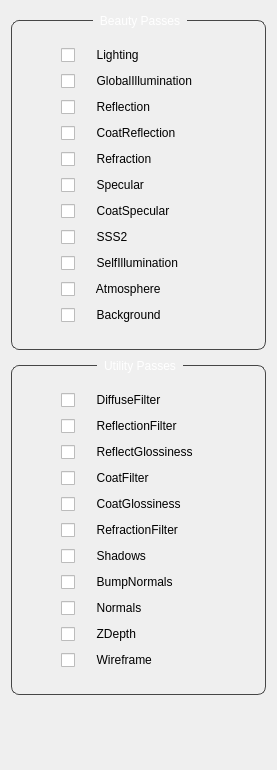
Before: the Qt Designer form YFX_Lookdev_Tool/dev/UI/aov_UI.ui in kaanyilmaz99/YFX_Lookdev_Tool, drawn with Qt 5.
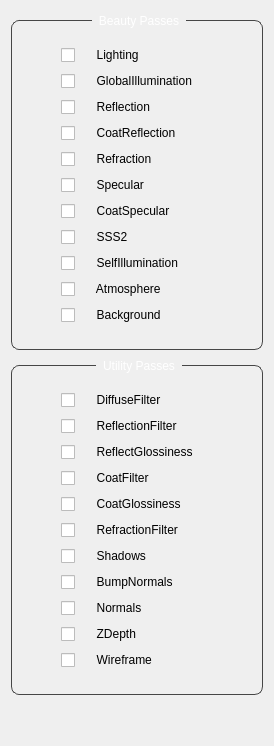
After: the same form once the commit is applied.

The edit to the form file:
```diff
--- a/YFX_Lookdev_Tool/dev/UI/aov_UI.ui
+++ b/YFX_Lookdev_Tool/dev/UI/aov_UI.ui
@@ -6,10 +6,15 @@
    <rect>
     <x>0</x>
     <y>0</y>
-    <width>277</width>
-    <height>770</height>
+    <width>274</width>
+    <height>557</height>
    </rect>
   </property>
+  <property name="font">
+   <font>
+    <pointsize>9</pointsize>
+   </font>
+  </property>
   <property name="windowTitle">
    <string>AOVs</string>
   </property>
@@ -62,6 +67,11 @@
           </property>
           <item>
            <widget class="QCheckBox" name="cBox_Lighting">
+            <property name="font">
+             <font>
+              <pointsize>9</pointsize>
+             </font>
+            </property>
             <property name="styleSheet">
              <string notr="true"/>
             </property>
@@ -72,6 +82,11 @@
           </item>
           <item>
            <widget class="QCheckBox" name="cBox_GlobalIllumination">
+            <property name="font">
+             <font>
+              <pointsize>9</pointsize>
+             </font>
+            </property>
             <property name="text">
              <string>     GlobalIllumination</string>
             </property>
@@ -79,6 +94,11 @@
           </item>
           <item>
            <widget class="QCheckBox" name="cBox_Reflection">
+            <property name="font">
+             <font>
+              <pointsize>9</pointsize>
+             </font>
+            </property>
             <property name="text">
              <string>     Reflection</string>
             </property>
@@ -86,6 +106,11 @@
           </item>
           <item>
            <widget class="QCheckBox" name="cBox_CoatReflection">
+            <property name="font">
+             <font>
+              <pointsize>9</pointsize>
+             </font>
+            </property>
             <property name="text">
              <string>     CoatReflection</string>
             </property>
@@ -93,6 +118,11 @@
           </item>
           <item>
            <widget class="QCheckBox" name="cBox_Refraction">
+            <property name="font">
+             <font>
+              <pointsize>9</pointsize>
+             </font>
+            </property>
             <property name="text">
              <string>     Refraction</string>
             </property>
@@ -100,6 +130,11 @@
           </item>
           <item>
            <widget class="QCheckBox" name="cBox_Specular">
+            <property name="font">
+             <font>
+              <pointsize>9</pointsize>
+             </font>
+            </property>
             <property name="text">
              <string>     Specular</string>
             </property>
@@ -107,6 +142,11 @@
           </item>
           <item>
            <widget class="QCheckBox" name="cBox_CoatSpecular">
+            <property name="font">
+             <font>
+              <pointsize>9</pointsize>
+             </font>
+            </property>
             <property name="text">
              <string>     CoatSpecular</string>
             </property>
@@ -114,6 +154,11 @@
           </item>
           <item>
            <widget class="QCheckBox" name="cBox_SSS2">
+            <property name="font">
+             <font>
+              <pointsize>9</pointsize>
+             </font>
+            </property>
             <property name="text">
              <string>     SSS2</string>
             </property>
@@ -121,6 +166,11 @@
           </item>
           <item>
            <widget class="QCheckBox" name="cBox_SelfIllumination">
+            <property name="font">
+             <font>
+              <pointsize>9</pointsize>
+             </font>
+            </property>
             <property name="text">
              <string>     SelfIllumination</string>
             </property>
@@ -128,6 +178,11 @@
           </item>
           <item>
            <widget class="QCheckBox" name="cBox_Atmosphere">
+            <property name="font">
+             <font>
+              <pointsize>9</pointsize>
+             </font>
+            </property>
             <property name="text">
              <string>     Atmosphere</string>
             </property>
@@ -135,6 +190,11 @@
           </item>
           <item>
            <widget class="QCheckBox" name="cBox_Background">
+            <property name="font">
+             <font>
+              <pointsize>9</pointsize>
+             </font>
+            </property>
             <property name="text">
              <string>     Background</string>
             </property>
@@ -185,6 +245,11 @@
           </property>
           <item>
            <widget class="QCheckBox" name="cBox_DiffuseFilter">
+            <property name="font">
+             <font>
+              <pointsize>9</pointsize>
+             </font>
+            </property>
             <property name="text">
              <string>     DiffuseFilter</string>
             </property>
@@ -192,6 +257,11 @@
           </item>
           <item>
            <widget class="QCheckBox" name="cBox_ReflectionFilter">
+            <property name="font">
+             <font>
+              <pointsize>9</pointsize>
+             </font>
+            </property>
             <property name="text">
              <string>     ReflectionFilter</string>
             </property>
@@ -199,6 +269,11 @@
           </item>
           <item>
            <widget class="QCheckBox" name="cBox_ReflectGlossiness">
+            <property name="font">
+             <font>
+              <pointsize>9</pointsize>
+             </font>
+            </property>
             <property name="text">
              <string>     ReflectGlossiness</string>
             </property>
@@ -206,6 +281,11 @@
           </item>
           <item>
            <widget class="QCheckBox" name="cBox_CoatFilter">
+            <property name="font">
+             <font>
+              <pointsize>9</pointsize>
+             </font>
+            </property>
             <property name="text">
              <string>     CoatFilter</string>
             </property>
@@ -213,6 +293,11 @@
           </item>
           <item>
            <widget class="QCheckBox" name="cBox_CoatGlossiness">
+            <property name="font">
+             <font>
+              <pointsize>9</pointsize>
+             </font>
+            </property>
             <property name="text">
              <string>     CoatGlossiness</string>
             </property>
@@ -220,6 +305,11 @@
           </item>
           <item>
            <widget class="QCheckBox" name="cBox_RefractionFilter">
+            <property name="font">
+             <font>
+              <pointsize>9</pointsize>
+             </font>
+            </property>
             <property name="text">
              <string>     RefractionFilter</string>
             </property>
@@ -227,6 +317,11 @@
           </item>
           <item>
            <widget class="QCheckBox" name="cBox_Shadows">
+            <property name="font">
+             <font>
+              <pointsize>9</pointsize>
+             </font>
+            </property>
             <property name="text">
              <string>     Shadows</string>
             </property>
@@ -234,6 +329,11 @@
           </item>
           <item>
            <widget class="QCheckBox" name="cBox_BumpNormals">
+            <property name="font">
+             <font>
+              <pointsize>9</pointsize>
+             </font>
+            </property>
             <property name="text">
              <string>     BumpNormals</string>
             </property>
@@ -241,6 +341,11 @@
           </item>
           <item>
            <widget class="QCheckBox" name="cBox_Normals">
+            <property name="font">
+             <font>
+              <pointsize>9</pointsize>
+             </font>
+            </property>
             <property name="text">
              <string>     Normals</string>
             </property>
@@ -248,6 +353,11 @@
           </item>
           <item>
            <widget class="QCheckBox" name="cBox_ZDepth">
+            <property name="font">
+             <font>
+              <pointsize>9</pointsize>
+             </font>
+            </property>
             <property name="text">
              <string>     ZDepth</string>
             </property>
@@ -255,6 +365,11 @@
           </item>
           <item>
            <widget class="QCheckBox" name="cBox_Wireframe">
+            <property name="font">
+             <font>
+              <pointsize>9</pointsize>
+             </font>
+            </property>
             <property name="text">
              <string>     Wireframe</string>
             </property>
```
